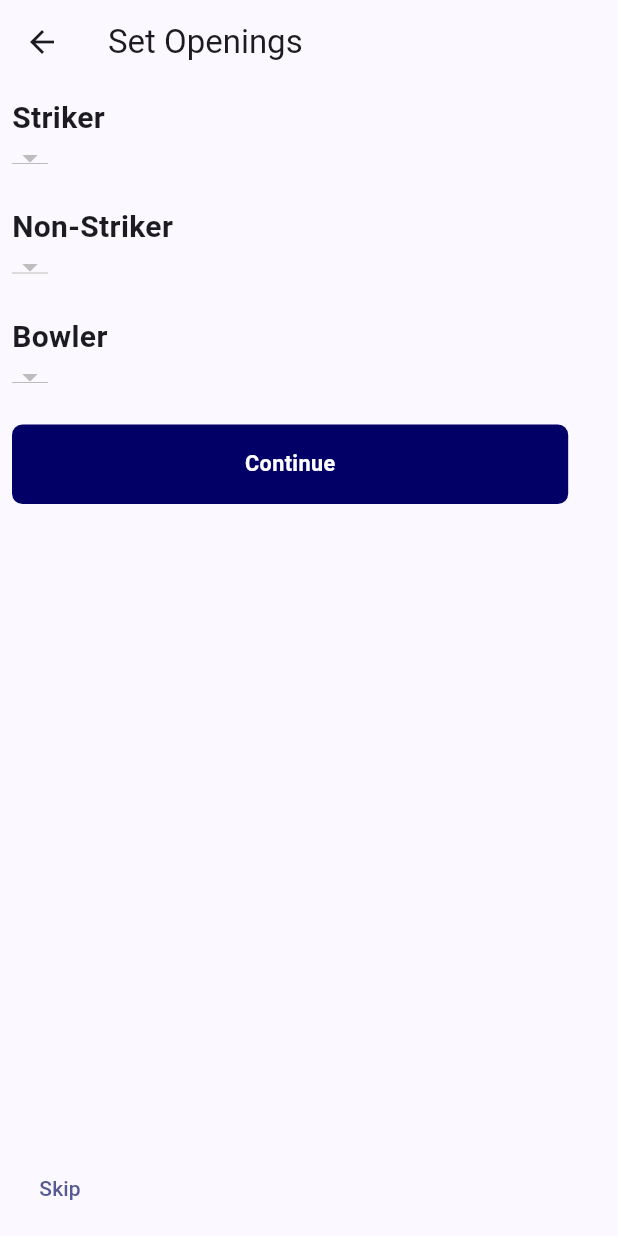
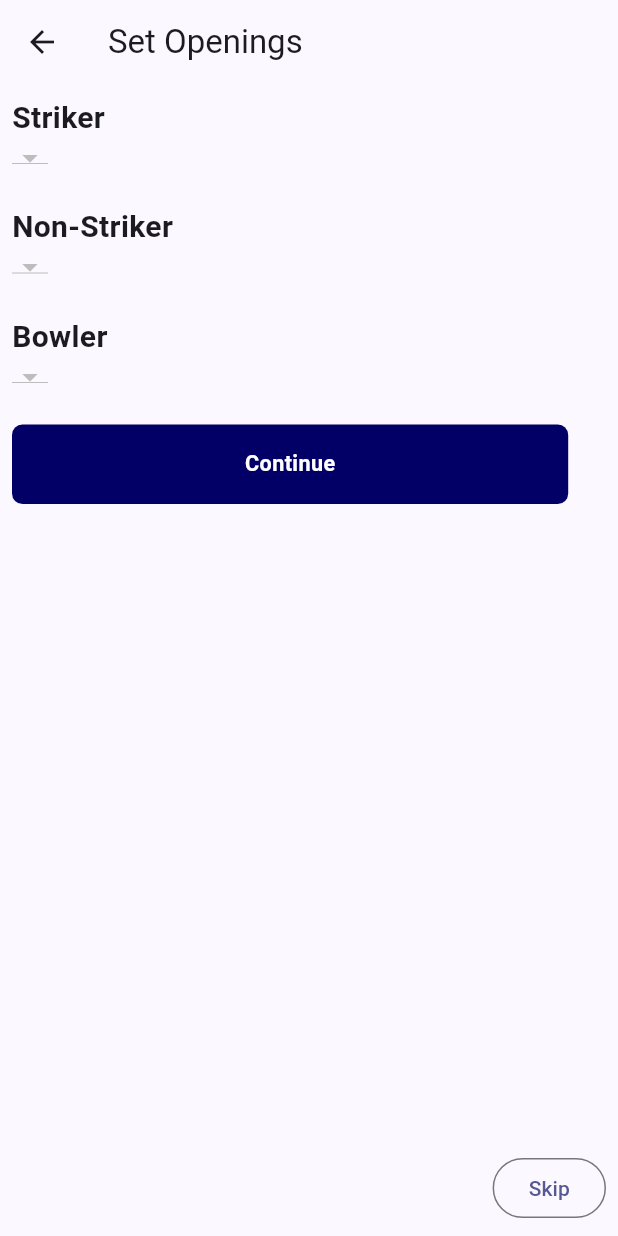
Before and after one commit to Cric-Media/cric_media_frontend, a Flutter app: the SetOpeningsScreen screen opened directly with empty values, on a phone screen of 412 x 824 dp. Run offline on Flutter 3.47's test engine with Material 3 defaults, Android fonts, the phone set to English and light mode, and no system bars; our stand-ins replace cached_network_image, connectivity_plus, extended_image, firebase_core, flutter_bloc, flutter_dotenv and 8 more; missing offline and left inert: searchable_listview; accounts and stored records are empty; network calls fail.

Commit message:
Refactor UI elements in live_scorer_screen.dart and set_openings_screen.dart

```diff
--- a/lib/screens/dashbord_screen/navigation_drawer_item/matches/set_openings_screen.dart
+++ b/lib/screens/dashbord_screen/navigation_drawer_item/matches/set_openings_screen.dart
@@ -135,13 +135,19 @@ class _SetOpeningsScreenState extends State<SetOpeningsScreen> {
               },
             ),
             const Spacer(),
-            TextButton(
-                onPressed: () {
-                  Navigator.pushNamed(context, liveScorer, arguments: {
-                    "matchId": widget.matchId,
-                  });
-                },
-                child: const Text("Skip")),
+            Row(
+              mainAxisAlignment: MainAxisAlignment.end,
+              children: [
+                OutlinedButton(
+                  onPressed: () {
+                    Navigator.pushNamed(context, liveScorer, arguments: {
+                      "matchId": widget.matchId,
+                    });
+                  },
+                  child: const Text("Skip"),
+                ),
+              ],
+            ),
           ],
         ),
       ),
```
Also changed, not shown: lib/screens/dashbord_screen/navigation_drawer_item/matches/live_scorer_screen.dart (+28 -11 lines).
